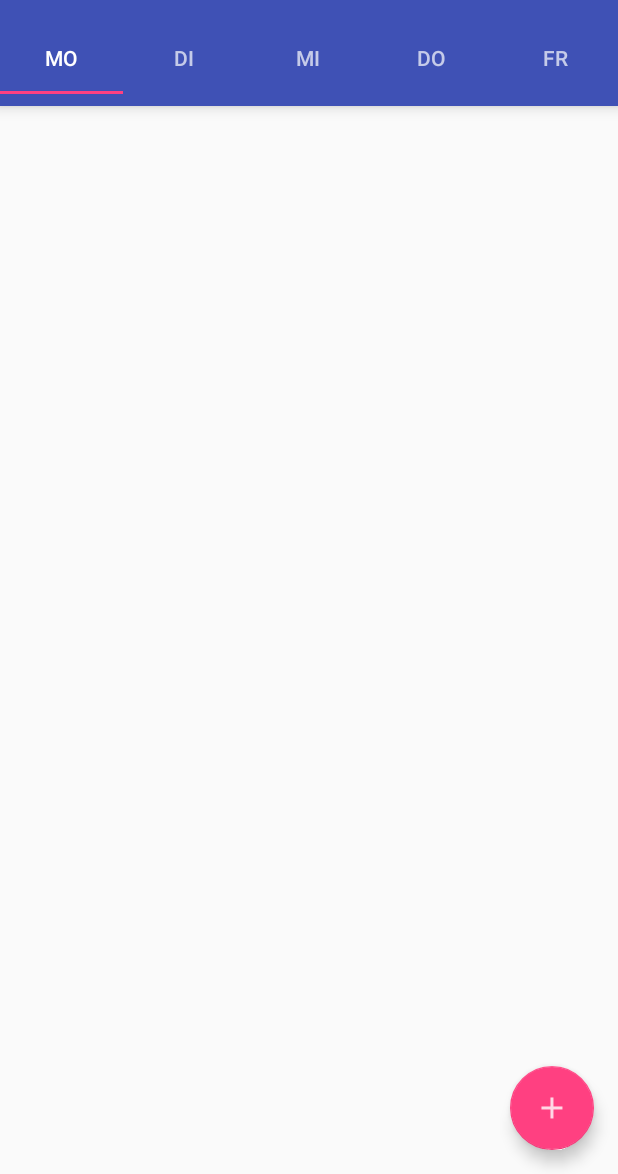
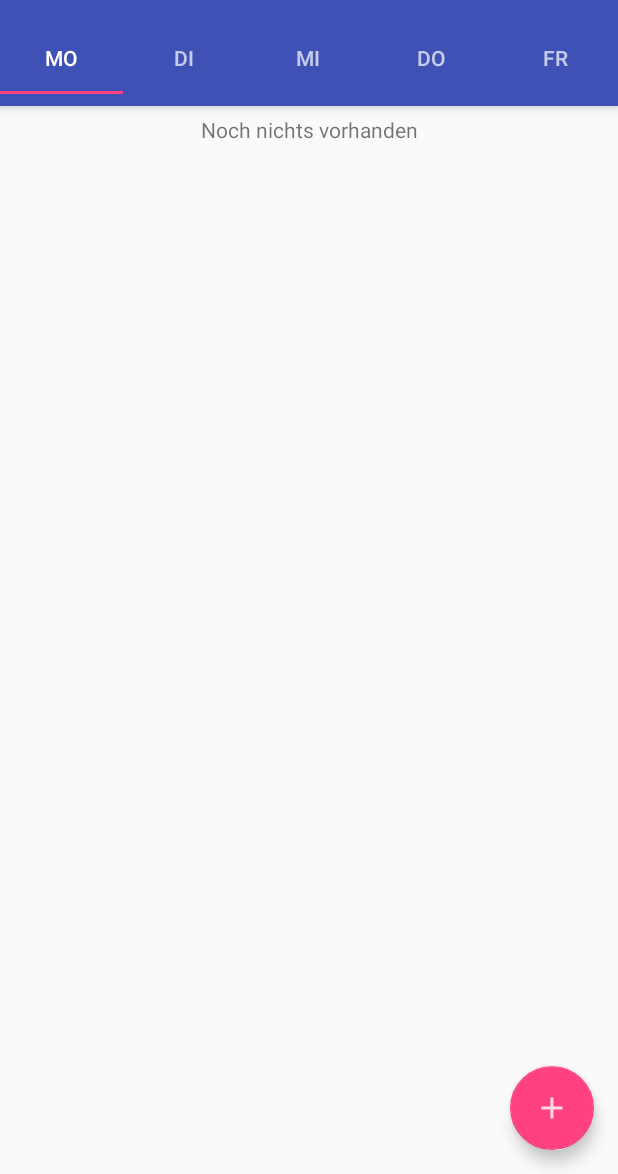
Before and after one commit to P-Seminar-2017/GymlapApp, an Android app: the screen it shows after launch (MainActivity), in the side drawer, after a tap on "Stundenplaner", on a phone screen of 412 x 824 dp, the part 62-1236 px from its top. Run offline under Robolectric (Android 15) with nearby library versions, the phone set to English and light mode, and no system bars.

Commit message:
Stundenplaner blank text added

```diff
--- a/app/src/main/res/layout/fragment_stundenplaner_day.xml
+++ b/app/src/main/res/layout/fragment_stundenplaner_day.xml
@@ -4,12 +4,17 @@
     android:layout_height="match_parent"
     tools:context="de.gymnasium_lappersdorf.gymlapapp.StundenplanerDayFragment">
 
+    <TextView
+        android:layout_width="match_parent"
+        android:layout_height="wrap_content"
+        android:gravity="center"
+        android:layout_margin="6dp"
+        android:text="Noch nichts vorhanden"/>
+
     <android.support.v7.widget.RecyclerView
         android:layout_width="match_parent"
-        android:layout_height="match_parent"
-        android:id="@+id/stundenplaner_rv">
-
-
-    </android.support.v7.widget.RecyclerView>
+        android:layout_height="wrap_content"
+        android:id="@+id/stundenplaner_rv"
+        android:background="#FAFAFA"/>
 
 </FrameLayout>
```
